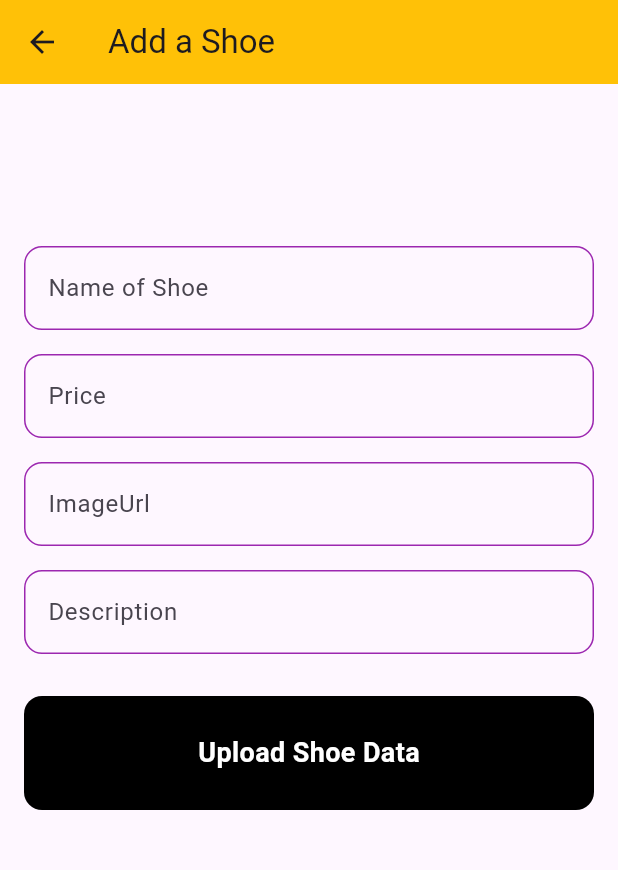
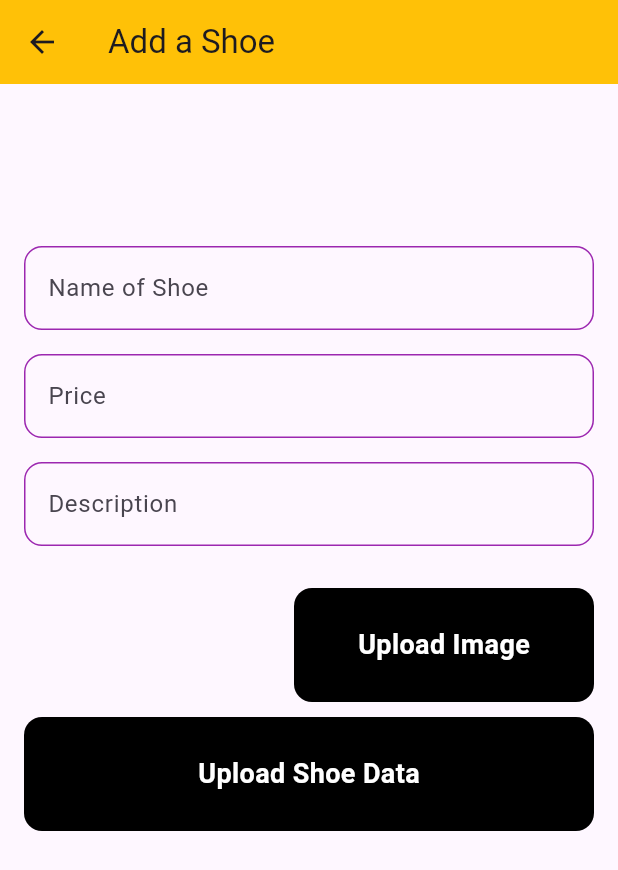
Before and after one commit to Vaibhav77e/sneaker_shop, a Flutter app: the Admin screen opened directly, after a tap on "Upload Shoe Data", on a phone screen of 412 x 824 dp. Shown: the top 870 px of the screen. Run offline on Flutter 3.47's test engine with Material 2 defaults, Android fonts, the phone set to English and light mode, and no system bars; our stand-ins replace fluttertoast, google_nav_bar, image_picker; network calls fail.

Commit message:
ended day with 500 status code

```diff
--- a/lib/pages/admin_screen/admin.dart
+++ b/lib/pages/admin_screen/admin.dart
@@ -1,4 +1,7 @@
+import 'dart:io';
+import 'dart:async';
 import 'package:flutter/material.dart';
+import 'package:image_picker/image_picker.dart';
 import 'package:provider/provider.dart';
 import 'package:sneaker_shop/pages/auth_screens/login.dart';
 import 'package:sneaker_shop/services/shoerepo/shoes_repo.dart';
@@ -18,10 +21,33 @@ class _AdminState extends State<Admin> {
   TextEditingController priceofShoeController = TextEditingController();
   TextEditingController imageUrlofShoeController = TextEditingController();
   TextEditingController descriptionofShoeController = TextEditingController();
+  final _picker = ImagePicker();
+  File? _imageFile;
+
+  @override
+  void dispose() {
+    nameofShoeController.dispose();
+    priceofShoeController.dispose();
+    imageUrlofShoeController.dispose();
+    descriptionofShoeController.dispose();
+    super.dispose();
+  }
+
+  Future<void> pickImage() async {
+    final pickedImage = await _picker.pickImage(source: ImageSource.gallery);
+
+    setState(() {
+      if (pickedImage != null) {
+        _imageFile = File(pickedImage.path);
+        print(_imageFile);
+      }
+    });
+  }
 
   @override
   Widget build(BuildContext context) {
     final uploadShoeData = Provider.of<ShoeRepo>(context);
+
     return Scaffold(
       appBar: AppBar(
         title: const Text('Add a Shoe'),
@@ -62,19 +88,19 @@ class _AdminState extends State<Admin> {
                 onChanged: (p0) {},
                 keyboardType: TextInputType.number,
               ),
-              CustomTextField(
-                  controller: imageUrlofShoeController,
-                  hintText: 'ImageUrl',
-                  validator: (val) {
-                    if (val!.isEmpty) {
-                      Toasts.showWarningToast(
-                          'This filed can\'t be left empty');
-                      return;
-                    }
-                    return;
-                  },
-                  onChanged: (p0) {},
-                  keyboardType: TextInputType.text),
+              // CustomTextField(
+              //     controller: imageUrlofShoeController,
+              //     hintText: 'ImageUrl',
+              //     validator: (val) {
+              //       if (val!.isEmpty) {
+              //         Toasts.showWarningToast(
+              //             'This filed can\'t be left empty');
+              //         return;
+              //       }
+              //       return;
+              //     },
+              //     onChanged: (p0) {},
+              //     keyboardType: TextInputType.text),
               CustomTextField(
                 controller: descriptionofShoeController,
                 hintText: 'Description',
@@ -94,13 +120,26 @@ class _AdminState extends State<Admin> {
               const SizedBox(
                 height: 10,
               ),
+              Padding(
+                padding: const EdgeInsets.only(left: 180.0),
+                child:
+                    CustomButton(onTap: pickImage, buttonText: 'Upload Image'),
+              ),
+              const SizedBox(
+                height: 10,
+              ),
               CustomButton(
                   onTap: () {
-                    uploadShoeData.uploadShoesDetailsToServer(
+                    uploadShoeData.postShoesData(
                         nameofShoeController.text.trim(),
                         priceofShoeController.text.trim(),
-                        imageUrlofShoeController.text.trim(),
-                        descriptionofShoeController.text.trim());
+                        descriptionofShoeController.text.trim(),
+                        _imageFile);
+                    // uploadShoeData.uploadShoesDetailsToServer(
+                    //     nameofShoeController.text.trim(),
+                    //     priceofShoeController.text.trim(),
+                    //     imageUrlofShoeController.text.trim(),
+                    //     descriptionofShoeController.text.trim());
                   },
                   buttonText: 'Upload Shoe Data')
             ],
--- a/lib/services/shoerepo/shoes_repo.dart
+++ b/lib/services/shoerepo/shoes_repo.dart
@@ -1,4 +1,5 @@
 import 'dart:convert';
+import 'dart:io';
 
 import 'package:flutter/material.dart';
 import 'package:sneaker_shop/consts/env.dart';
@@ -44,4 +45,33 @@ class ShoeRepo extends ChangeNotifier {
       });
     }
   }
+
+  Future<void> postShoesData(
+      String name, String price, String description, File? image) async {
+    var url = '$BASE_URL/postShoes/';
+    var uri = Uri.parse(url);
+
+    var response = http.MultipartRequest('POST', uri);
+
+    response.fields['name'] = name;
+    response.fields['price'] = price;
+    response.fields['description'] = description;
+
+    if (image != null) {
+      response.files.add(
+        await http.MultipartFile.fromPath(
+          'image',
+          image.path,
+          // contentType: MediaType('image', 'jpeg'),
+        ),
+      );
+    }
+
+    var responseBody = await response.send();
+    if (responseBody.statusCode == 201) {
+      print('Image uploaded successfully');
+    } else {
+      print('Image upload failed with status ${responseBody.statusCode}');
+    }
+  }
 }
--- a/pubspec.yaml
+++ b/pubspec.yaml
@@ -39,6 +39,7 @@ dependencies:
   provider: ^6.0.5
   fluttertoast: ^8.2.2
   http:
+  image_picker: ^1.0.4
   # firebase_core: ^2.19.0
   # firebase_auth: ^4.11.1
 
```
Also changed, not shown: lib/widgets/Drawer_menu/drawer.dart (+16 -16 lines), pubspec.lock.
